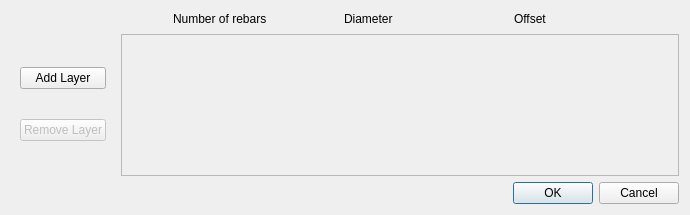
amrit3701/FreeCAD-Reinforcement, file BeamReinforcement/NumberDiameterOffset.ui: the form before one commit.
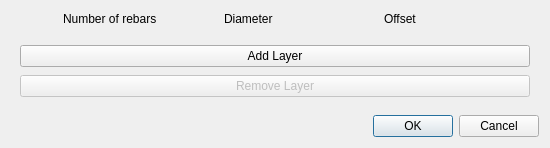
The form after the commit.

Commit message: Remove scroll area from Number#Diameter@Offset dialog

What changed in the file:
```diff
--- a/BeamReinforcement/NumberDiameterOffset.ui
+++ b/BeamReinforcement/NumberDiameterOffset.ui
@@ -6,8 +6,8 @@
    <rect>
     <x>0</x>
     <y>0</y>
-    <width>690</width>
-    <height>215</height>
+    <width>550</width>
+    <height>148</height>
    </rect>
   </property>
   <property name="minimumSize">
@@ -19,82 +19,8 @@
   <property name="windowTitle">
    <string>Dialog</string>
   </property>
-  <layout class="QGridLayout" name="gridLayout_2">
-   <item row="1" column="0">
-    <widget class="QWidget" name="dataWidget" native="true">
-     <layout class="QVBoxLayout" name="verticalLayout">
-      <item>
-       <widget class="QPushButton" name="addLayerButton">
-        <property name="text">
-         <string>Add Layer</string>
-        </property>
-       </widget>
-      </item>
-      <item>
-       <widget class="QPushButton" name="removeLayerButton">
-        <property name="enabled">
-         <bool>false</bool>
-        </property>
-        <property name="text">
-         <string>Remove Layer</string>
-        </property>
-       </widget>
-      </item>
-     </layout>
-    </widget>
-   </item>
-   <item row="2" column="0" colspan="2">
-    <widget class="QDialogButtonBox" name="buttonBox">
-     <property name="orientation">
-      <enum>Qt::Horizontal</enum>
-     </property>
-     <property name="standardButtons">
-      <set>QDialogButtonBox::Cancel|QDialogButtonBox::Ok</set>
-     </property>
-    </widget>
-   </item>
-   <item row="1" column="1">
-    <widget class="QScrollArea" name="scrollArea">
-     <property name="sizePolicy">
-      <sizepolicy hsizetype="Expanding" vsizetype="Expanding">
-       <horstretch>0</horstretch>
-       <verstretch>0</verstretch>
-      </sizepolicy>
-     </property>
-     <property name="minimumSize">
-      <size>
-       <width>0</width>
-       <height>0</height>
-      </size>
-     </property>
-     <property name="sizeIncrement">
-      <size>
-       <width>0</width>
-       <height>0</height>
-      </size>
-     </property>
-     <property name="baseSize">
-      <size>
-       <width>0</width>
-       <height>0</height>
-      </size>
-     </property>
-     <property name="widgetResizable">
-      <bool>true</bool>
-     </property>
-     <widget class="QWidget" name="scrollAreaWidgetContents">
-      <property name="geometry">
-       <rect>
-        <x>0</x>
-        <y>0</y>
-        <width>543</width>
-        <height>139</height>
-       </rect>
-      </property>
-     </widget>
-    </widget>
-   </item>
-   <item row="0" column="1">
+  <layout class="QGridLayout" name="gridLayout">
+   <item row="0" column="0">
     <layout class="QHBoxLayout" name="horizontalLayout">
      <item>
       <spacer name="horizontalSpacer">
@@ -153,6 +79,39 @@
      </item>
     </layout>
    </item>
+   <item row="1" column="0">
+    <widget class="QWidget" name="dataWidget" native="true">
+     <layout class="QVBoxLayout" name="verticalLayout">
+      <item>
+       <widget class="QPushButton" name="addLayerButton">
+        <property name="text">
+         <string>Add Layer</string>
+        </property>
+       </widget>
+      </item>
+      <item>
+       <widget class="QPushButton" name="removeLayerButton">
+        <property name="enabled">
+         <bool>false</bool>
+        </property>
+        <property name="text">
+         <string>Remove Layer</string>
+        </property>
+       </widget>
+      </item>
+     </layout>
+    </widget>
+   </item>
+   <item row="2" column="0">
+    <widget class="QDialogButtonBox" name="buttonBox">
+     <property name="orientation">
+      <enum>Qt::Horizontal</enum>
+     </property>
+     <property name="standardButtons">
+      <set>QDialogButtonBox::Cancel|QDialogButtonBox::Ok</set>
+     </property>
+    </widget>
+   </item>
   </layout>
  </widget>
  <resources/>
```
The commit also changes 2 other files.
